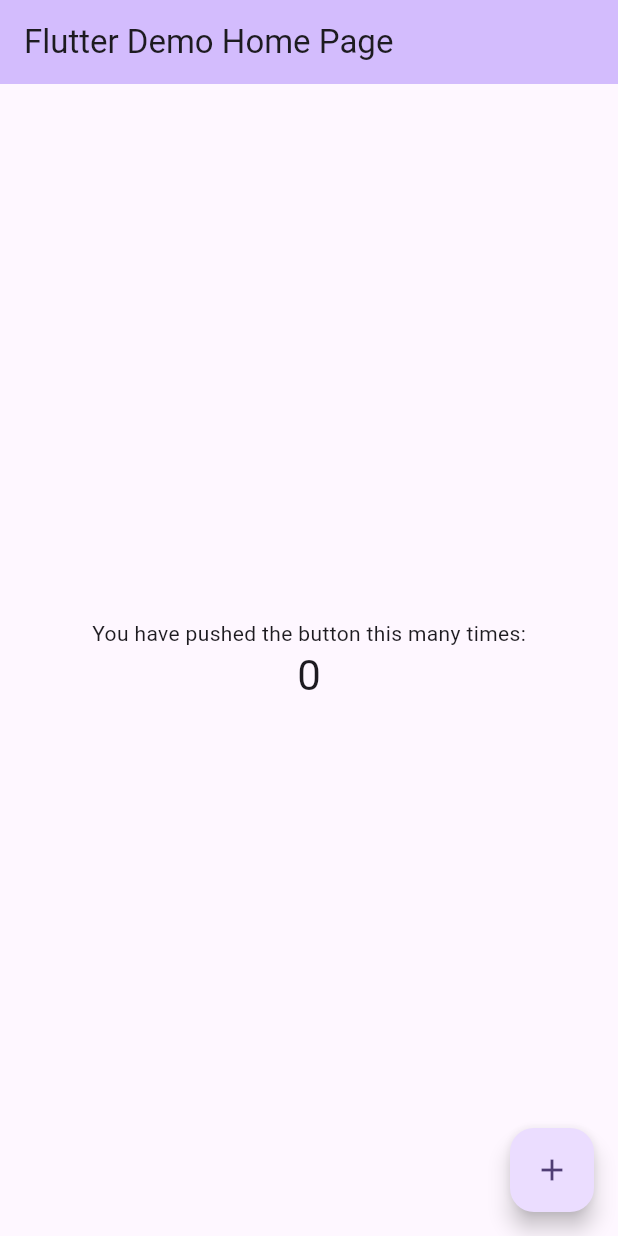
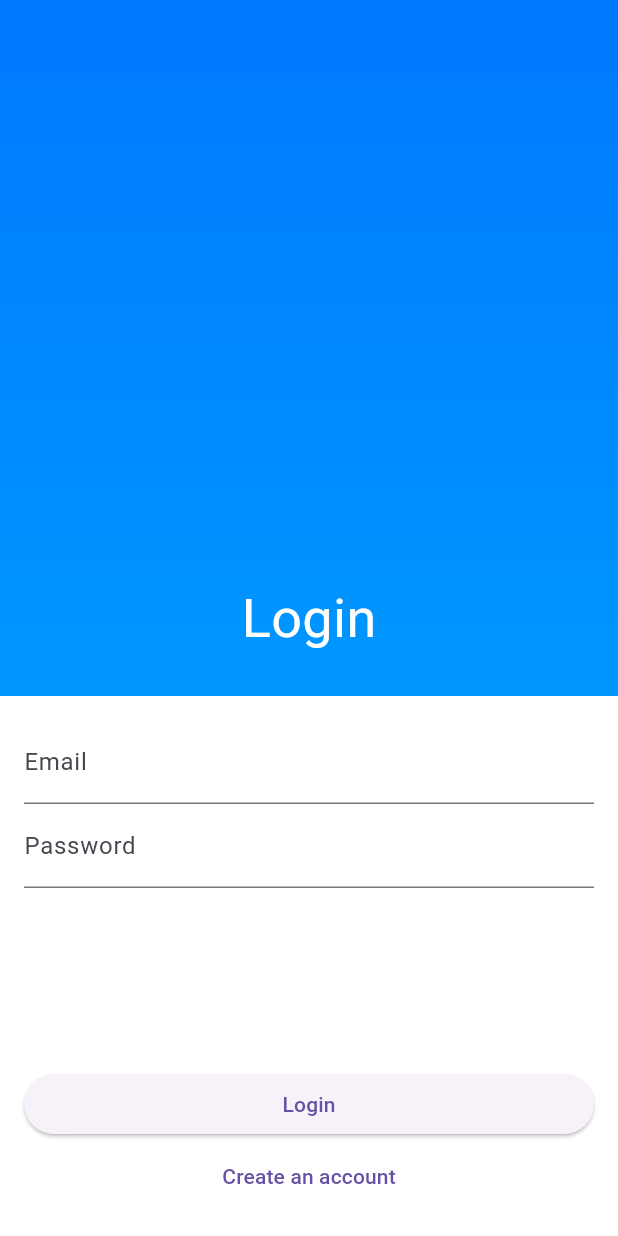
Before and after one commit to aweeff/bookingApp, a Flutter app: the screen it shows after launch, on a phone screen of 412 x 824 dp. Run offline on Flutter 3.47's test engine with Material 3 defaults, Android fonts, the phone set to English and light mode, and no system bars; our stand-ins replace firebase_core; accounts and stored records are empty.

Commit message:
commit crime

```diff
--- /dev/null
+++ b/lib/logReg page/login.dart
@@ -0,0 +1,131 @@
+import 'dart:ui';
+
+import 'package:flutter/cupertino.dart';
+import 'package:flutter/material.dart';
+import 'package:project1/logReg page/registration.dart';
+import 'package:project1/main.dart';
+import 'package:project1/home_pages/home_page.dart';
+
+class LoginPage extends StatelessWidget {
+  const LoginPage({super.key});
+  @override
+  Widget build(BuildContext context) {
+    return Scaffold(
+      body: Stack(
+        children: <Widget>[
+          Container( //background
+            decoration: const BoxDecoration(
+              gradient: LinearGradient(
+                begin: Alignment.topCenter,
+                end: Alignment.bottomCenter,
+                colors: [
+                  Color(0xFF0078FF), Color(0xFF00B0FF),
+                ],
+              ),
+            ),
+            child: const SizedBox.expand(),
+          ),
+
+          const Center( //login text
+            child: SelectionArea(
+              child: Column(
+                mainAxisAlignment: MainAxisAlignment.center,
+                children: <Widget>[
+                  Text(
+                      "Login",
+                    style: TextStyle(
+                      color: Colors.white,
+                      fontSize: 36,
+                    )
+                  ),
+                ],
+              ),
+            ),
+          ),
+
+          Positioned( // white box
+            bottom: 0,
+            left: 0,
+            right: 0,
+            child: Container(
+              color: Colors.white,
+              child: const LoginForm(),
+            ),
+          ),
+        ],
+      ),
+    );
+  }
+}
+
+class LoginForm extends StatefulWidget {
+  const LoginForm({super.key});
+
+  @override
+  _LoginFormState createState() => _LoginFormState();
+}
+
+class _LoginFormState extends State<LoginForm> {
+  final _formKey = GlobalKey<FormState>();
+  String _email = '';
+  String _password = '';
+
+  @override
+  Widget build(BuildContext context) {
+    return Padding(
+      padding: EdgeInsets.all(16.0),
+      child: Form(
+        key: _formKey,
+        child: Column(
+          crossAxisAlignment: CrossAxisAlignment.stretch,
+          mainAxisSize: MainAxisSize.min,
+          children: <Widget>[
+            TextFormField(
+              decoration: InputDecoration(labelText: 'Email'),
+              validator: (value) {
+                if (value!.isEmpty) {
+                  return 'Please enter your email';
+                }
+                return null;
+              },
+              onSaved: (value) => _email = value!,
+            ),
+            TextFormField(
+              decoration: const InputDecoration(labelText: 'Password'),
+              obscureText: true,
+              validator: (value) {
+                if (value!.isEmpty) {
+                  return 'Please enter your password';
+                }
+                return null;
+              },
+              onSaved: (value) => _password = value!,
+            ),
+            const SizedBox(height: 120),
+            ElevatedButton(
+              onPressed: () {
+                if (_formKey.currentState!.validate()) {
+                  _formKey.currentState!.save();
+                  Navigator.push(
+                    context,
+                    MaterialPageRoute(builder: (context) => HomePage()),
+                  );
+                }
+              },
+              child: const Text('Login'),
+            ),
+            TextButton(
+              onPressed: () {
+                Navigator.push(
+                  context,
+                  MaterialPageRoute(builder: (context) => RegisterPage()),
+                );
+              },
+              child: const Text('Create an account'),
+            ),
+          ],
+        ),
+      ),
+    );
+  }
+}
--- a/lib/main.dart
+++ b/lib/main.dart
@@ -1,130 +1,15 @@
 import 'package:flutter/material.dart';
-import 'package:firebase_core/firebase_core.dart';
-import 'firebase_options.dart';
+import 'package:project1/logReg page/login.dart';
 
-Future<void> main() async {
-  runApp(const MyApp());
-  await Firebase.initializeApp(
-      options: DefaultFirebaseOptions.currentPlatform
-  );
-
+void main() {
+  runApp(MyApp());
 }
 
 class MyApp extends StatelessWidget {
-  const MyApp({super.key});
-
   @override
   Widget build(BuildContext context) {
     return MaterialApp(
-      title: 'Flutter Demo',
-      theme: ThemeData(
-        // This is the theme of your application.
-        //
-        // TRY THIS: Try running your application with "flutter run". You'll see
-        // the application has a purple toolbar. Then, without quitting the app,
-        // try changing the seedColor in the colorScheme below to Colors.green
-        // and then invoke "hot reload" (save your changes or press the "hot
-        // reload" button in a Flutter-supported IDE, or press "r" if you used
-        // the command line to start the app).
-        //
-        // Notice that the counter didn't reset back to zero; the application
-        // state is not lost during the reload. To reset the state, use hot
-        // restart instead.
-        //
-        // This works for code too, not just values: Most code changes can be
-        // tested with just a hot reload.
-        colorScheme: ColorScheme.fromSeed(seedColor: Colors.deepPurple),
-        useMaterial3: true,
-      ),
-      home: const MyHomePage(title: 'Flutter Demo Home Page'),
+      home: LoginPage(),
     );
   }
 }
-
-class MyHomePage extends StatefulWidget {
-  const MyHomePage({super.key, required this.title});
-
-  // This widget is the home page of your application. It is stateful, meaning
-  // that it has a State object (defined below) that contains fields that affect
-  // how it looks.
-
-  // This class is the configuration for the state. It holds the values (in this
-  // case the title) provided by the parent (in this case the App widget) and
-  // used by the build method of the State. Fields in a Widget subclass are
-  // always marked "final".
-
-  final String title;
-
-  @override
-  State<MyHomePage> createState() => _MyHomePageState();
-}
-
-class _MyHomePageState extends State<MyHomePage> {
-  int _counter = 0;
-
-  void _incrementCounter() {
-    setState(() {
-      // This call to setState tells the Flutter framework that something has
-      // changed in this State, which causes it to rerun the build method below
-      // so that the display can reflect the updated values. If we changed
-      // _counter without calling setState(), then the build method would not be
-      // called again, and so nothing would appear to happen.
-      _counter++;
-    });
-  }
-
-  @override
-  Widget build(BuildContext context) {
-    // This method is rerun every time setState is called, for instance as done
-    // by the _incrementCounter method above.
-    //
-    // The Flutter framework has been optimized to make rerunning build methods
-    // fast, so that you can just rebuild anything that needs updating rather
-    // than having to individually change instances of widgets.
-    return Scaffold(
-      appBar: AppBar(
-        // TRY THIS: Try changing the color here to a specific color (to
-        // Colors.amber, perhaps?) and trigger a hot reload to see the AppBar
-        // change color while the other colors stay the same.
-        backgroundColor: Theme.of(context).colorScheme.inversePrimary,
-        // Here we take the value from the MyHomePage object that was created by
-        // the App.build method, and use it to set our appbar title.
-        title: Text(widget.title),
-      ),
-      body: Center(
-        // Center is a layout widget. It takes a single child and positions it
-        // in the middle of the parent.
-        child: Column(
-          // Column is also a layout widget. It takes a list of children and
-          // arranges them vertically. By default, it sizes itself to fit its
-          // children horizontally, and tries to be as tall as its parent.
-          //
-          // Column has various properties to control how it sizes itself and
-          // how it positions its children. Here we use mainAxisAlignment to
-          // center the children vertically; the main axis here is the vertical
-          // axis because Columns are vertical (the cross axis would be
-          // horizontal).
-          //
-          // TRY THIS: Invoke "debug painting" (choose the "Toggle Debug Paint"
-          // action in the IDE, or press "p" in the console), to see the
-          // wireframe for each widget.
-          mainAxisAlignment: MainAxisAlignment.center,
-          children: <Widget>[
-            const Text(
-              'You have pushed the button this many times:',
-            ),
-            Text(
-              '$_counter',
-              style: Theme.of(context).textTheme.headlineMedium,
-            ),
-          ],
-        ),
-      ),
-      floatingActionButton: FloatingActionButton(
-        onPressed: _incrementCounter,
-        tooltip: 'Increment',
-        child: const Icon(Icons.add),
-      ), // This trailing comma makes auto-formatting nicer for build methods.
-    );
-  }
-}
```
Also changed, not shown: lib/home_pages/home_page.dart (added, +15 -0 lines), lib/logReg page/registration.dart (added, +120 -0 lines), lib/firebase_options.dart, 1 other file.
